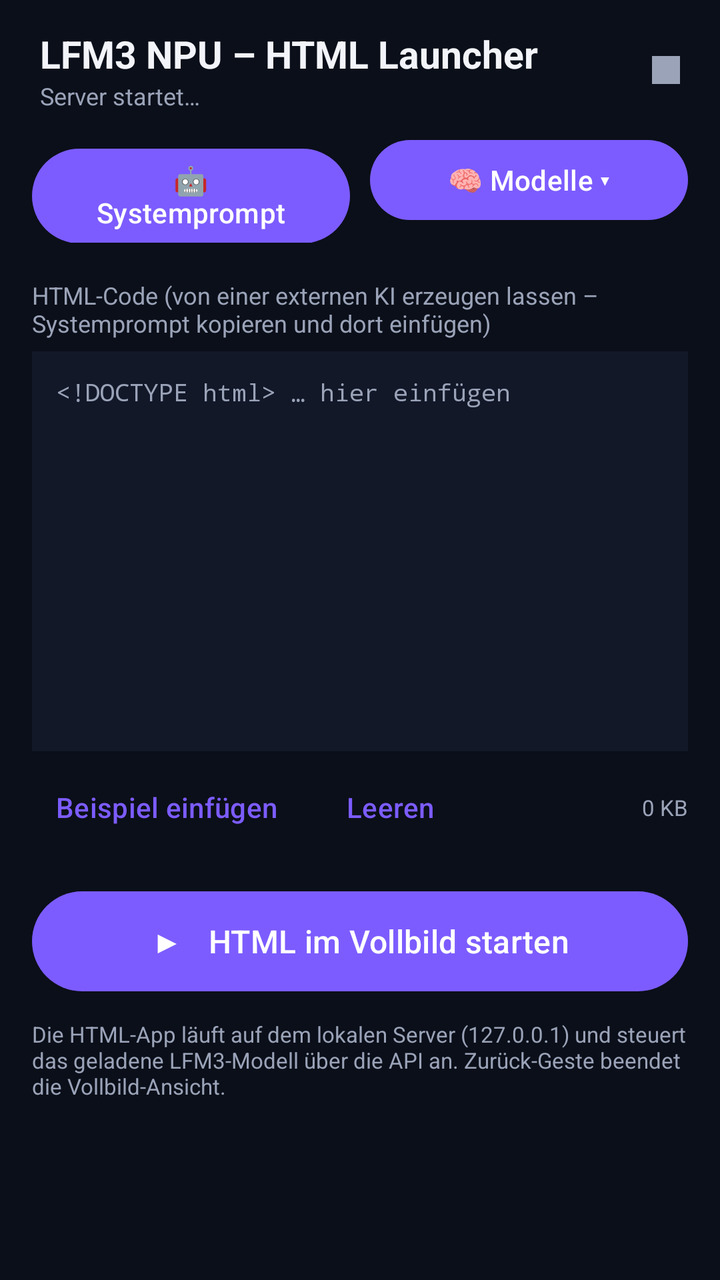
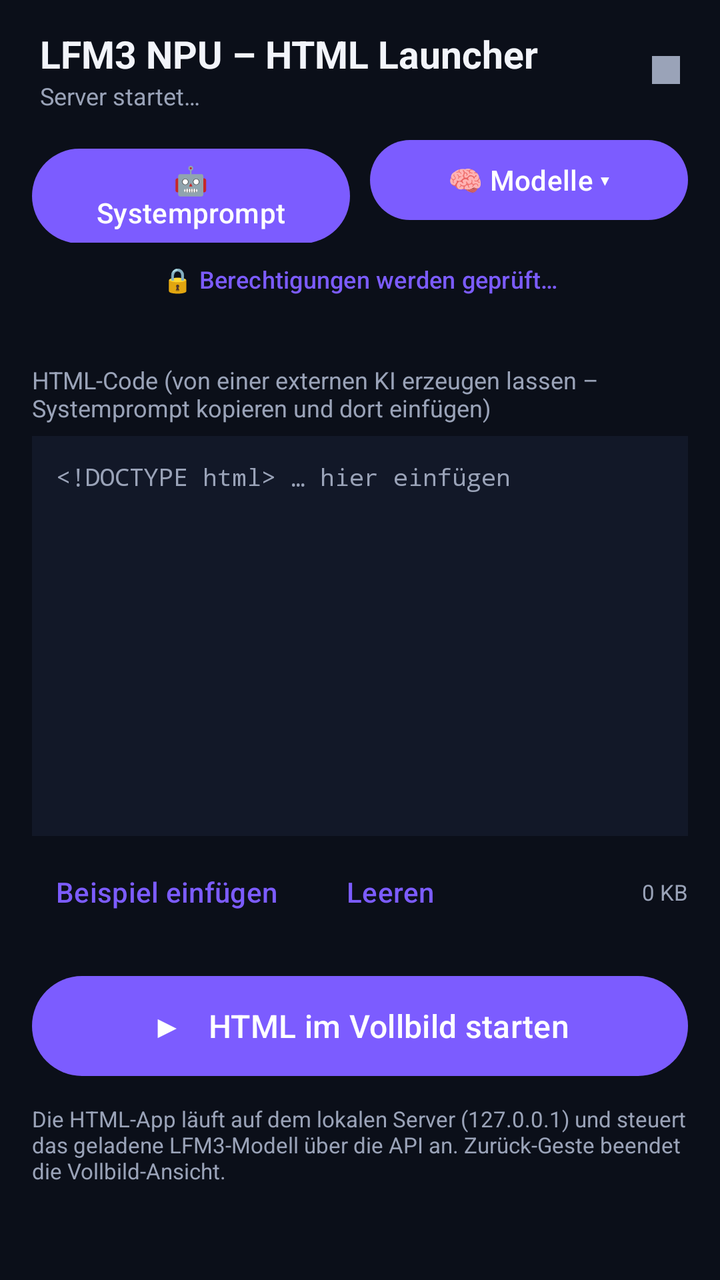

Before-and-after screenshots of an Android layout around one commit, followed by the original layout XML and the change that was made.
<!-- AndroidManifest.xml: application theme Theme.LFM3 -->
<!-- res/layout/activity_main.xml -->
<?xml version="1.0" encoding="utf-8"?>
<LinearLayout xmlns:android="http://schemas.android.com/apk/res/android"
    android:id="@+id/root"
    android:layout_width="match_parent"
    android:layout_height="match_parent"
    android:orientation="vertical"
    android:background="@color/bg">

    
    <LinearLayout
        android:layout_width="match_parent"
        android:layout_height="wrap_content"
        android:orientation="horizontal"
        android:gravity="center_vertical"
        android:paddingStart="20dp"
        android:paddingEnd="20dp"
        android:paddingTop="14dp"
        android:paddingBottom="10dp">

        <LinearLayout
            android:layout_width="0dp"
            android:layout_height="wrap_content"
            android:layout_weight="1"
            android:orientation="vertical">

            <TextView
                android:layout_width="wrap_content"
                android:layout_height="wrap_content"
                android:text="LFM3 NPU – HTML Launcher"
                android:textColor="@color/text_primary"
                android:textSize="19sp"
                android:textStyle="bold" />

            <TextView
                android:id="@+id/tv_server"
                android:layout_width="wrap_content"
                android:layout_height="wrap_content"
                android:text="Server startet…"
                android:textColor="@color/text_secondary"
                android:textSize="12sp" />
        </LinearLayout>

        <View
            android:id="@+id/status_dot"
            android:layout_width="14dp"
            android:layout_height="14dp"
            android:background="@color/text_secondary" />
    </LinearLayout>

    <ScrollView
        android:layout_width="match_parent"
        android:layout_height="0dp"
        android:layout_weight="1"
        android:fillViewport="true"
        android:scrollbars="vertical">

        <LinearLayout
            android:layout_width="match_parent"
            android:layout_height="wrap_content"
            android:orientation="vertical"
            android:paddingStart="16dp"
            android:paddingEnd="16dp"
            android:paddingBottom="24dp">

            
            <LinearLayout
                android:layout_width="match_parent"
                android:layout_height="wrap_content"
                android:orientation="horizontal">

                <Button
                    android:id="@+id/btn_sysprompt"
                    android:layout_width="0dp"
                    android:layout_height="wrap_content"
                    android:layout_weight="1"
                    android:text="🤖 Systemprompt" />

                <Space
                    android:layout_width="10dp"
                    android:layout_height="1dp" />

                <Button
                    android:id="@+id/btn_models"
                    android:layout_width="0dp"
                    android:layout_height="wrap_content"
                    android:layout_weight="1"
                    android:text="🧠 Modelle ▾" />
            </LinearLayout>

            
            <LinearLayout
                android:id="@+id/model_panel"
                android:layout_width="match_parent"
                android:layout_height="wrap_content"
                android:orientation="vertical"
                android:background="@color/bg_elev"
                android:visibility="gone"
                android:paddingStart="14dp"
                android:paddingEnd="14dp"
                android:paddingTop="10dp"
                android:paddingBottom="6dp">

                <TextView
                    android:layout_width="match_parent"
                    android:layout_height="wrap_content"
                    android:text="Tippen: herunterladen / laden / entladen · Lang drücken: Präzision wechseln"
                    android:textColor="@color/text_secondary"
                    android:textSize="11sp"
                    android:paddingBottom="4dp" />

                <LinearLayout
                    android:id="@+id/model_list"
                    android:layout_width="match_parent"
                    android:layout_height="wrap_content"
                    android:orientation="vertical" />
            </LinearLayout>

            
            <TextView
                android:layout_width="wrap_content"
                android:layout_height="wrap_content"
                android:layout_marginTop="18dp"
                android:text="HTML-Code (von einer externen KI erzeugen lassen – Systemprompt kopieren und dort einfügen)"
                android:textColor="@color/text_secondary"
                android:textSize="12sp" />

            <EditText
                android:id="@+id/et_html"
                android:layout_width="match_parent"
                android:layout_height="wrap_content"
                android:minHeight="200dp"
                android:layout_marginTop="6dp"
                android:background="@color/bg_elev"
                android:padding="12dp"
                android:gravity="top|start"
                android:typeface="monospace"
                android:textSize="12sp"
                android:textColor="@color/text_primary"
                android:hint="&lt;!DOCTYPE html&gt; … hier einfügen"
                android:textColorHint="@color/text_secondary"
                android:inputType="textMultiLine|textNoSuggestions"
                android:scrollbars="vertical"
                android:importantForAutofill="no" />

            <LinearLayout
                android:layout_width="match_parent"
                android:layout_height="wrap_content"
                android:orientation="horizontal"
                android:gravity="center_vertical"
                android:layout_marginTop="4dp">

                <Button
                    android:id="@+id/btn_example"
                    style="@style/Widget.Material3.Button.TextButton"
                    android:layout_width="wrap_content"
                    android:layout_height="wrap_content"
                    android:text="Beispiel einfügen" />

                <Button
                    android:id="@+id/btn_clear"
                    style="@style/Widget.Material3.Button.TextButton"
                    android:layout_width="wrap_content"
                    android:layout_height="wrap_content"
                    android:text="Leeren" />

                <Space
                    android:layout_width="0dp"
                    android:layout_height="1dp"
                    android:layout_weight="1" />

                <TextView
                    android:id="@+id/tv_htmlinfo"
                    android:layout_width="wrap_content"
                    android:layout_height="wrap_content"
                    android:text="0 KB"
                    android:textColor="@color/text_secondary"
                    android:textSize="11sp" />
            </LinearLayout>

            
            <Button
                android:id="@+id/btn_start"
                android:layout_width="match_parent"
                android:layout_height="58dp"
                android:layout_marginTop="14dp"
                android:text="▶   HTML im Vollbild starten"
                android:textSize="16sp" />

            <TextView
                android:layout_width="match_parent"
                android:layout_height="wrap_content"
                android:layout_marginTop="10dp"
                android:text="Die HTML-App läuft auf dem lokalen Server (127.0.0.1) und steuert das geladene LFM3-Modell über die API an. Zurück-Geste beendet die Vollbild-Ansicht."
                android:textColor="@color/text_secondary"
                android:textSize="11sp" />
        </LinearLayout>
    </ScrollView>
</LinearLayout>
<!-- resources referenced by this layout -->
<resources>
  <color name="bg">#0B0F19</color>
  <color name="bg_elev">#121828</color>
  <color name="text_primary">#F2F4FA</color>
  <color name="text_secondary">#9AA3B8</color>
  <style name="Theme.LFM3" parent="Theme.Material3.Dark.NoActionBar">
          <item name="colorPrimary">@color/accent</item>
          <item name="colorOnPrimary">#FFFFFF</item>
          <item name="colorSecondary">@color/accent2</item>
          <item name="android:colorBackground">@color/bg</item>
          <item name="colorSurface">@color/bg_elev</item>
          <item name="colorOnSurface">@color/text_primary</item>
          <item name="colorOnSurfaceVariant">@color/text_secondary</item>
          <item name="android:statusBarColor">@color/bg</item>
          <item name="android:navigationBarColor">@color/bg</item>
          <item name="android:windowLightStatusBar">false</item>
      </style>
  <color name="accent">#7C5CFF</color>
  <color name="accent2">#37E5C8</color>
</resources>

<!-- the commit's change to res/layout/activity_main.xml (unified diff, before → after) -->
@@ -86,6 +86,17 @@
                     android:layout_weight="1"
                     android:text="🧠 Modelle ▾" />
             </LinearLayout>
+
+            
+            <Button
+                android:id="@+id/btn_perms"
+                style="@style/Widget.Material3.Button.TextButton"
+                android:layout_width="match_parent"
+                android:layout_height="wrap_content"
+                android:layout_marginTop="-6dp"
+                android:gravity="center"
+                android:textSize="12sp"
+                android:text="🔒 Berechtigungen werden geprüft…" />
 
             
             <LinearLayout
